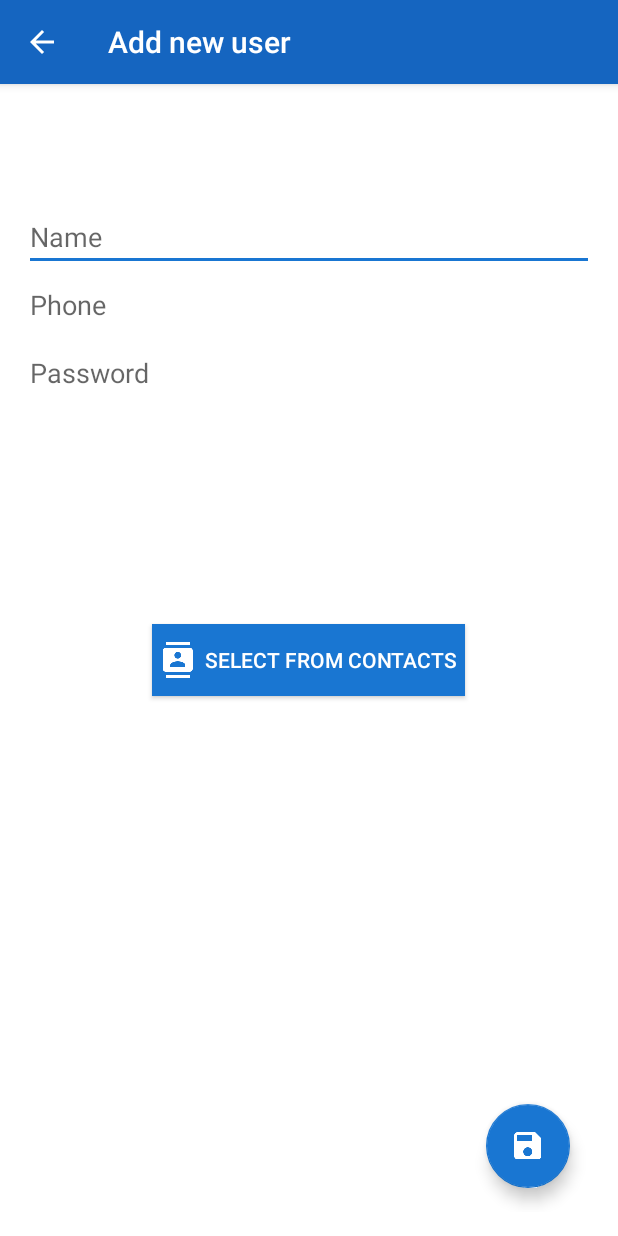
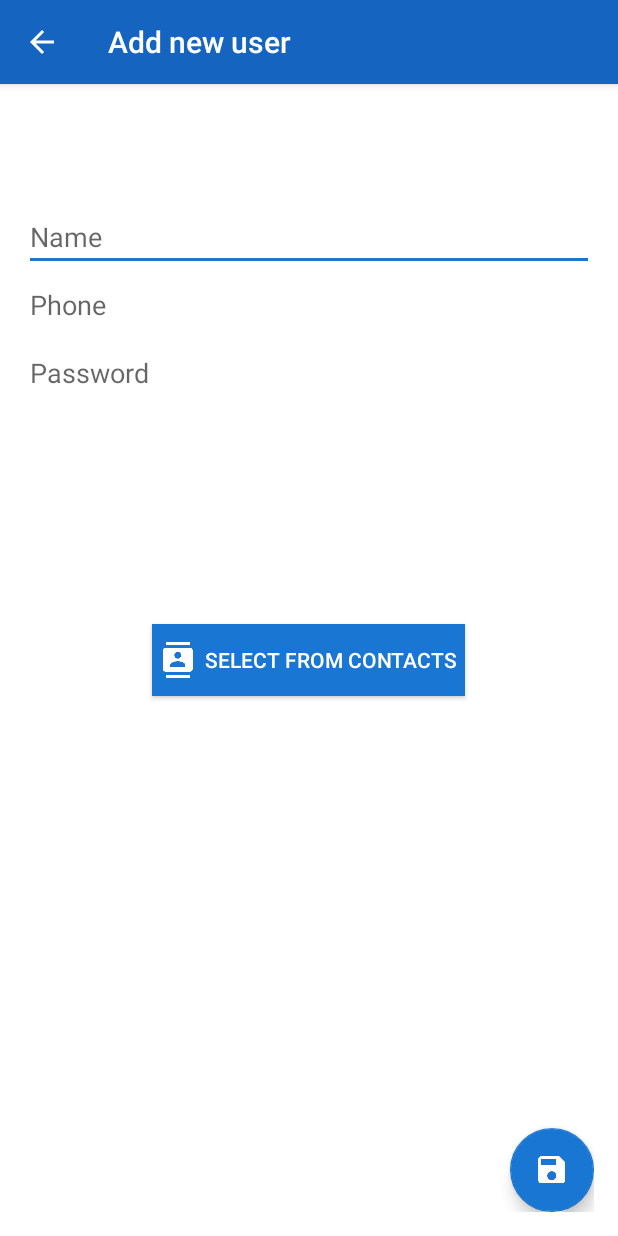
Before and after one commit to ArcticLabs/Opendoor, an Android app: the UserActivity screen opened directly, with no data from a screen before it, on a phone screen of 412 x 824 dp. Run offline under Robolectric (Android 15) with nearby library versions, the phone set to English and light mode, and no system bars; libraries missing offline, so code that uses them is left out: com.karumi.dexter; 4 statements that could not run were skipped.

Commit message:
FabSaveButton now have same margins across the whole app

```diff
--- a/app/src/main/res/layout/activity_user.xml
+++ b/app/src/main/res/layout/activity_user.xml
@@ -84,13 +84,11 @@
         android:id="@+id/fabSave"
         android:layout_width="wrap_content"
         android:layout_height="wrap_content"
+        android:layout_alignParentBottom="true"
+        android:layout_alignParentEnd="true"
         android:layout_gravity="bottom|end"
-        app:srcCompat="@drawable/ic_save_white_24dp"
+        android:layout_marginLeft="@dimen/fab_margin"
         app:fabSize="normal"
-        android:layout_marginLeft="@dimen/fab_margin"
-        android:layout_marginRight="@dimen/fab_margin"
-        android:layout_marginBottom="@dimen/fab_margin"
-        android:layout_alignParentBottom="true"
-        android:layout_alignParentEnd="true" />
+        app:srcCompat="@drawable/ic_save_white_24dp" />
 
 </RelativeLayout>
```
